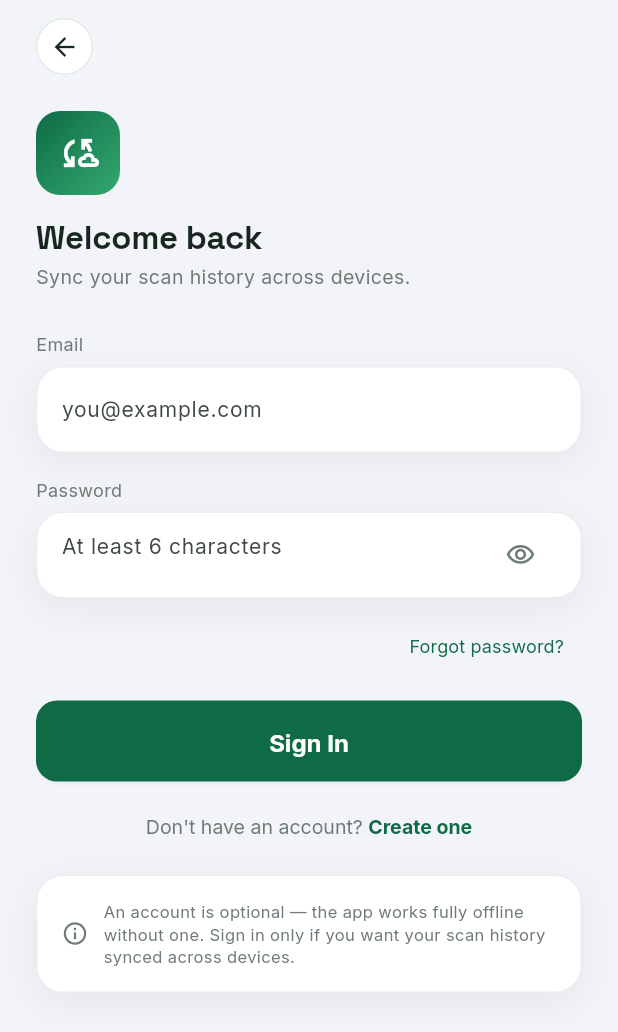
After one commit to shkaaaaaaaa0803-art/floralShield, a Flutter app: the LoginScreen screen opened directly, on a phone screen of 412 x 824 dp. The commit adds this screen. Shown: the top 1032 px of the screen. Run offline on Flutter 3.47's test engine with Material 3 defaults, Android fonts, the phone set to English and light mode, and no system bars; our stand-ins replace cloud_firestore, firebase_auth, firebase_core, flutter_dotenv, flutter_local_notifications, flutter_map and 13 more; accounts and stored records are empty.

Commit message:
more changes in project

```diff
--- a/lib/main.dart
+++ b/lib/main.dart
@@ -1,9 +1,12 @@
+import 'package:firebase_core/firebase_core.dart';
 import 'package:flutter/material.dart';
 import 'package:flutter_dotenv/flutter_dotenv.dart';
 import 'package:hive_flutter/hive_flutter.dart';
 import 'package:provider/provider.dart';
 
+import 'firebase_options.dart';
 import 'models/scan_history_model.dart';
+import 'providers/auth_provider.dart';
 import 'providers/scan_provider.dart';
 import 'providers/weather_provider.dart';
 import 'screens/splash_screen.dart';
@@ -15,6 +18,9 @@ Future<void> main() async {
 
   // Load environment variables (GEMINI_API_KEY)
   await dotenv.load(fileName: '.env');
+
+  // Initialize Firebase (auth + cloud sync)
+  await Firebase.initializeApp(options: DefaultFirebaseOptions.currentPlatform);
 
   // Initialize Hive for local storage
   await Hive.initFlutter();
@@ -33,11 +39,12 @@ class PlantDiseaseApp extends StatelessWidget {
   Widget build(BuildContext context) {
     return MultiProvider(
       providers: [
+        ChangeNotifierProvider(create: (_) => AuthProvider()),
         ChangeNotifierProvider(create: (_) => ScanProvider()),
         ChangeNotifierProvider(create: (_) => WeatherProvider()),
       ],
       child: MaterialApp(
-        title: 'PlantIQ',
+        title: 'FloraShield AI',
         debugShowCheckedModeBanner: false,
         theme: AppTheme.theme,
         home: const SplashScreen(),
--- /dev/null
+++ b/lib/providers/auth_provider.dart
@@ -0,0 +1,93 @@
+import 'dart:async';
+import 'package:firebase_auth/firebase_auth.dart';
+import 'package:flutter/material.dart';
+import '../services/auth_service.dart';
+
+enum AuthStatus { unknown, loggedOut, loggedIn }
+
+/// App-facing auth state. Screens talk to this, never to AuthService or
+/// FirebaseAuth directly. Listens to Firebase's own auth-state stream so
+/// the UI stays correct even if the user signs out from another device
+/// or their session expires.
+class AuthProvider extends ChangeNotifier {
+  final AuthService _authService = AuthService();
+  StreamSubscription<User?>? _authSub;
+
+  AuthStatus _status = AuthStatus.unknown;
+  User? _user;
+  bool _busy = false;
+  String? _errorMessage;
+
+  AuthProvider() {
+    _authSub = _authService.authStateChanges.listen((user) {
+      _user = user;
+      _status = user == null ? AuthStatus.loggedOut : AuthStatus.loggedIn;
+      notifyListeners();
+    });
+  }
+
+  AuthStatus get status => _status;
+  User? get user => _user;
+  bool get isLoggedIn => _status == AuthStatus.loggedIn;
+  bool get busy => _busy;
+  String? get errorMessage => _errorMessage;
+  String? get email => _user?.email;
+  String? get uid => _user?.uid;
+
+  Future<bool> signUp({required String email, required String password}) async {
+    return _run(() => _authService.signUp(email: email, password: password));
+  }
+
+  Future<bool> signIn({required String email, required String password}) async {
+    return _run(() => _authService.signIn(email: email, password: password));
+  }
+
+  Future<void> signOut() async {
+    await _authService.signOut();
+  }
+
+  Future<bool> sendPasswordResetEmail(String email) async {
+    _busy = true;
+    _errorMessage = null;
+    notifyListeners();
+    try {
+      await _authService.sendPasswordResetEmail(email);
+      _busy = false;
+      notifyListeners();
+      return true;
+    } catch (e) {
+      _busy = false;
+      _errorMessage = _authService.friendlyError(e);
+      notifyListeners();
+      return false;
+    }
+  }
+
+  Future<bool> _run(Future<User?> Function() action) async {
+    _busy = true;
+    _errorMessage = null;
+    notifyListeners();
+    try {
+      await action();
+      _busy = false;
+      notifyListeners();
+      return true;
+    } catch (e) {
+      _busy = false;
+      _errorMessage = _authService.friendlyError(e);
+      notifyListeners();
+      return false;
+    }
+  }
+
+  void clearError() {
+    _errorMessage = null;
+    notifyListeners();
+  }
+
+  @override
+  void dispose() {
+    _authSub?.cancel();
+    super.dispose();
+  }
+}
--- /dev/null
+++ b/lib/screens/login_screen.dart
@@ -0,0 +1,241 @@
+import 'package:flutter/material.dart';
+import 'package:provider/provider.dart';
+import '../providers/auth_provider.dart';
+import '../theme/app_theme.dart';
+
+enum _AuthMode { signIn, signUp }
+
+class LoginScreen extends StatefulWidget {
+  const LoginScreen({super.key});
+
+  @override
+  State<LoginScreen> createState() => _LoginScreenState();
+}
+
+class _LoginScreenState extends State<LoginScreen> {
+  final _emailController = TextEditingController();
+  final _passwordController = TextEditingController();
+  _AuthMode _mode = _AuthMode.signIn;
+  bool _obscurePassword = true;
+
+  @override
+  void dispose() {
+    _emailController.dispose();
+    _passwordController.dispose();
+    super.dispose();
+  }
+
+  Future<void> _submit(AuthProvider auth) async {
+    final email = _emailController.text.trim();
+    final password = _passwordController.text;
+
+    if (email.isEmpty || password.isEmpty) {
+      ScaffoldMessenger.of(context).showSnackBar(
+        const SnackBar(content: Text('Please enter both email and password.')),
+      );
+      return;
+    }
+
+    final success = _mode == _AuthMode.signIn
+        ? await auth.signIn(email: email, password: password)
+        : await auth.signUp(email: email, password: password);
+
+    if (success && mounted) {
+      Navigator.of(context).pop();
+      ScaffoldMessenger.of(context).showSnackBar(
+        SnackBar(
+          content: Text(_mode == _AuthMode.signIn ? 'Signed in.' : 'Account created.'),
+          behavior: SnackBarBehavior.floating,
+        ),
+      );
+    } else if (!success && mounted && auth.errorMessage != null) {
+      ScaffoldMessenger.of(context).showSnackBar(
+        SnackBar(content: Text(auth.errorMessage!)),
+      );
+    }
+  }
+
+  Future<void> _forgotPassword(AuthProvider auth) async {
+    final email = _emailController.text.trim();
+    if (email.isEmpty) {
+      ScaffoldMessenger.of(context).showSnackBar(
+        const SnackBar(content: Text('Enter your email above first, then tap "Forgot password?".')),
+      );
+      return;
+    }
+    final success = await auth.sendPasswordResetEmail(email);
+    if (!mounted) return;
+    ScaffoldMessenger.of(context).showSnackBar(
+      SnackBar(
+        content: Text(success ? 'Password reset email sent.' : (auth.errorMessage ?? 'Could not send reset email.')),
+      ),
+    );
+  }
+
+  @override
+  Widget build(BuildContext context) {
+    final isSignIn = _mode == _AuthMode.signIn;
+
+    return Scaffold(
+      body: Container(
+        decoration: AppTheme.backgroundGradient,
+        child: SafeArea(
+          child: SingleChildScrollView(
+            padding: const EdgeInsets.fromLTRB(24, 12, 24, 32),
+            child: Column(
+              crossAxisAlignment: CrossAxisAlignment.start,
+              children: [
+                GestureDetector(
+                  onTap: () => Navigator.of(context).pop(),
+                  child: Container(
+                    padding: const EdgeInsets.all(8),
+                    decoration: BoxDecoration(
+                      color: AppColors.surface,
+                      shape: BoxShape.circle,
+                      border: Border.all(color: AppColors.border),
+                    ),
+                    child: const Icon(Icons.arrow_back, color: AppColors.textPrimary, size: 20),
+                  ),
+                ),
+                const SizedBox(height: 24),
+
+                Container(
+                  width: 56,
+                  height: 56,
+                  decoration: BoxDecoration(
+                    gradient: const LinearGradient(
+                      colors: [AppColors.neonGreen, AppColors.neonGreenBright],
+                      begin: Alignment.topLeft,
+                      end: Alignment.bottomRight,
+                    ),
+                    borderRadius: BorderRadius.circular(16),
+                  ),
+                  child: const Icon(Icons.cloud_sync_outlined, color: Colors.white, size: 28),
+                ),
+                const SizedBox(height: 16),
+                Text(
+                  isSignIn ? 'Welcome back' : 'Create your account',
+                  style: AppTextStyles.heading(size: 22),
+                ),
+                const SizedBox(height: 4),
+                Text(
+                  'Sync your scan history across devices.',
+                  style: AppTextStyles.body(size: 13, color: AppColors.textSecondary),
+                ),
+                const SizedBox(height: 28),
+
+                Text('Email', style: AppTextStyles.body(size: 12, color: AppColors.textSecondary)),
+                const SizedBox(height: 6),
+                GlassCard(
+                  padding: const EdgeInsets.symmetric(horizontal: 16, vertical: 4),
+                  child: TextField(
+                    controller: _emailController,
+                    keyboardType: TextInputType.emailAddress,
+                    autocorrect: false,
+                    style: AppTextStyles.body(size: 14),
+                    decoration: const InputDecoration(
+                      border: InputBorder.none,
+                      hintText: 'you@example.com',
+                    ),
+                  ),
+                ),
+                const SizedBox(height: 16),
+
+                Text('Password', style: AppTextStyles.body(size: 12, color: AppColors.textSecondary)),
+                const SizedBox(height: 6),
+                GlassCard(
+                  padding: const EdgeInsets.symmetric(horizontal: 16, vertical: 4),
+                  child: TextField(
+                    controller: _passwordController,
+                    obscureText: _obscurePassword,
+                    style: AppTextStyles.body(size: 14),
+                    decoration: InputDecoration(
+                      border: InputBorder.none,
+                      hintText: 'At least 6 characters',
+                      suffixIcon: IconButton(
+                        icon: Icon(
+                          _obscurePassword ? Icons.visibility_outlined : Icons.visibility_off_outlined,
+                          size: 20,
+                          color: AppColors.textSecondary,
+                        ),
+                        onPressed: () => setState(() => _obscurePassword = !_obscurePassword),
+                      ),
+                    ),
+                  ),
+                ),
+
+                if (isSignIn) ...[
+                  const SizedBox(height: 8),
+                  Align(
+                    alignment: Alignment.centerRight,
+                    child: Consumer<AuthProvider>(
+                      builder: (context, auth, _) => TextButton(
+                        onPressed: auth.busy ? null : () => _forgotPassword(auth),
+                        child: Text('Forgot password?', style: AppTextStyles.body(size: 12, color: AppColors.neonGreen)),
+                      ),
+                    ),
+                  ),
+                ],
+
+                const SizedBox(height: 12),
+                Consumer<AuthProvider>(
+                  builder: (context, auth, _) {
+                    return SizedBox(
+                      width: double.infinity,
+                      height: 54,
+                      child: ElevatedButton(
+                        onPressed: auth.busy ? null : () => _submit(auth),
+                        child: auth.busy
+                            ? const SizedBox(
+                          width: 20,
+                          height: 20,
+                          child: CircularProgressIndicator(strokeWidth: 2, color: Colors.white),
+                        )
+                            : Text(isSignIn ? 'Sign In' : 'Create Account'),
+                      ),
+                    );
+                  },
+                ),
+                const SizedBox(height: 20),
+
+                Center(
+                  child: GestureDetector(
+                    onTap: () => setState(() => _mode = isSignIn ? _AuthMode.signUp : _AuthMode.signIn),
+                    child: RichText(
+                      text: TextSpan(
+                        style: AppTextStyles.body(size: 13, color: AppColors.textSecondary),
+                        children: [
+                          TextSpan(text: isSignIn ? "Don't have an account? " : 'Already have an account? '),
+                          TextSpan(
+                            text: isSignIn ? 'Create one' : 'Sign in',
+                            style: AppTextStyles.body(size: 13, weight: FontWeight.w700, color: AppColors.neonGreen),
+                          ),
+                        ],
+                      ),
+                    ),
+                  ),
+                ),
+                const SizedBox(height: 24),
+
+                GlassCard(
+                  child: Row(
+                    children: [
+                      const Icon(Icons.info_outline, color: AppColors.textSecondary, size: 18),
+                      const SizedBox(width: 10),
+                      Expanded(
+                        child: Text(
+                          'An account is optional — the app works fully offline without one. Sign in only if you want your scan history synced across devices.',
+                          style: AppTextStyles.body(size: 11, color: AppColors.textSecondary),
+                        ),
+                      ),
+                    ],
+                  ),
+                ),
+              ],
+            ),
+          ),
+        ),
+      ),
+    );
+  }
+}
--- /dev/null
+++ b/lib/services/auth_service.dart
@@ -0,0 +1,62 @@
+import 'package:firebase_auth/firebase_auth.dart';
+
+/// Thin wrapper around FirebaseAuth. Kept deliberately simple -- just
+/// email/password sign up, sign in, sign out, and a stream of the current
+/// user -- so the rest of the app never talks to FirebaseAuth directly.
+class AuthService {
+  final FirebaseAuth _auth = FirebaseAuth.instance;
+
+  User? get currentUser => _auth.currentUser;
+
+  Stream<User?> get authStateChanges => _auth.authStateChanges();
+
+  Future<User?> signUp({required String email, required String password}) async {
+    final credential = await _auth.createUserWithEmailAndPassword(
+      email: email.trim(),
+      password: password,
+    );
+    return credential.user;
+  }
+
+  Future<User?> signIn({required String email, required String password}) async {
+    final credential = await _auth.signInWithEmailAndPassword(
+      email: email.trim(),
+      password: password,
+    );
+    return credential.user;
+  }
+
+  Future<void> signOut() async {
+    await _auth.signOut();
+  }
+
+  Future<void> sendPasswordResetEmail(String email) async {
+    await _auth.sendPasswordResetEmail(email: email.trim());
+  }
+
+  /// Converts FirebaseAuthException codes into short, user-facing
+  /// messages instead of raw exception text.
+  String friendlyError(Object e) {
+    if (e is FirebaseAuthException) {
+      switch (e.code) {
+        case 'email-already-in-use':
+          return 'An account already exists for that email.';
+        case 'invalid-email':
+          return 'That email address looks invalid.';
+        case 'weak-password':
+          return 'Password should be at least 6 characters.';
+        case 'user-not-found':
+        case 'wrong-password':
+        case 'invalid-credential':
+          return 'Incorrect email or password.';
+        case 'network-request-failed':
+          return 'No internet connection. Check your connection and try again.';
+        case 'too-many-requests':
+          return 'Too many attempts. Please wait a moment and try again.';
+        default:
+          return e.message ?? 'Authentication failed. Please try again.';
+      }
+    }
+    return 'Something went wrong. Please try again.';
+  }
+}
--- a/pubspec.yaml
+++ b/pubspec.yaml
@@ -65,6 +65,11 @@ dependencies:
   uuid: ^4.4.0
   intl: ^0.19.0
 
+  # Firebase (auth + cloud sync for scan history)
+  firebase_core: ^3.8.0
+  firebase_auth: ^5.3.3
+  cloud_firestore: ^5.5.0
+
 dev_dependencies:
   flutter_test:
     sdk: flutter
```
Also changed, not shown: lib/services/sync_services.dart (added, +87 -0 lines), firebase.json (added), lib/firebase_options.dart (added), pubspec.lock, 6 other files.
